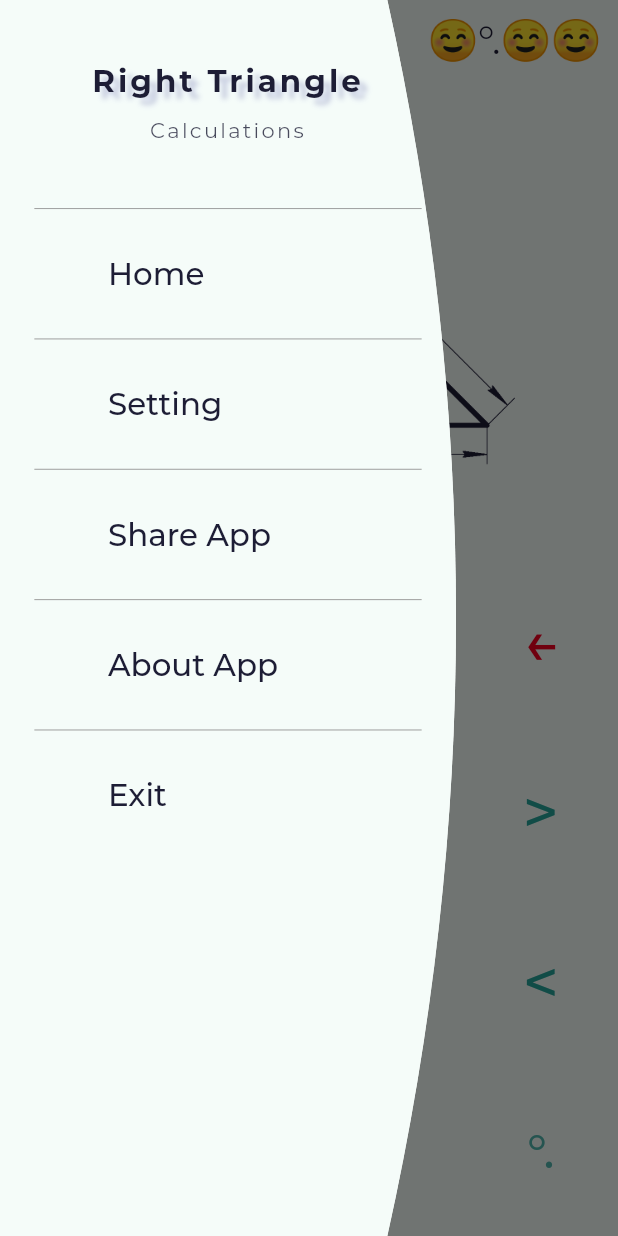
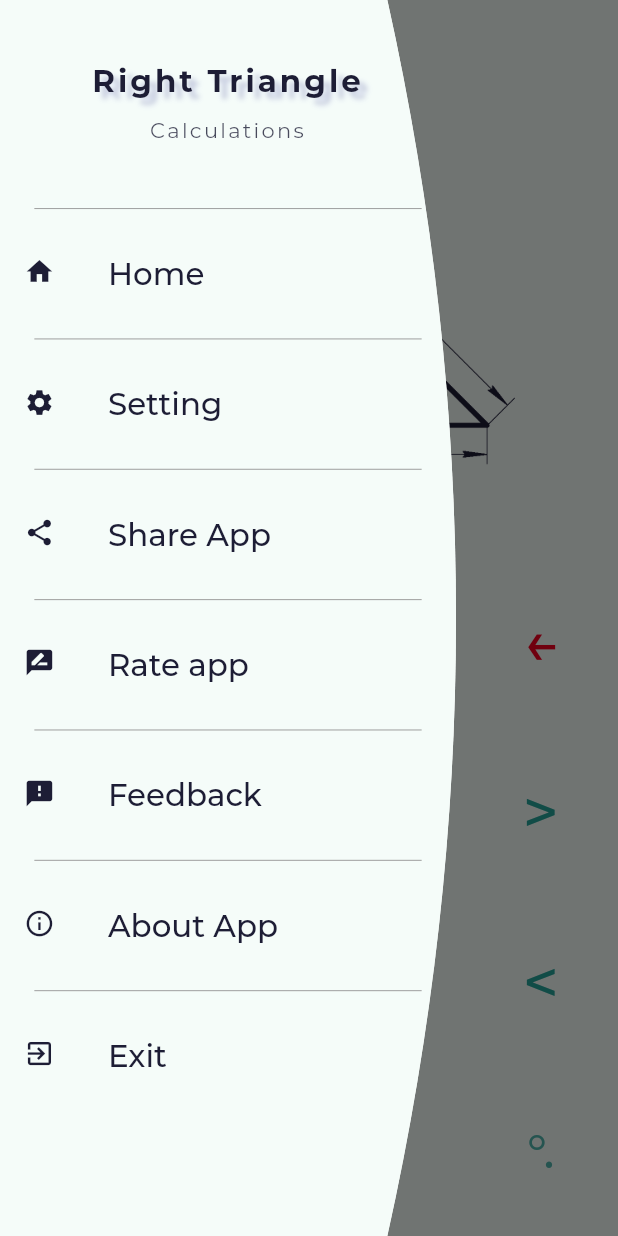
Before and after one commit to a-dev-mobile/calc_triangle, a Flutter app: the CalculatePage screen opened by its route, with the side drawer open, on a phone screen of 412 x 824 dp. Run offline on Flutter 3.47's test engine with Material 2 defaults, Android fonts, the phone set to English and light mode, and no system bars; our stand-ins replace flutter_screenutil, get, get_storage, google_mobile_ads, logger and 1 more; missing offline and left inert: dart:ffi; accounts and stored records are empty; network calls fail.

Commit message:
update drawer. add rate app and send email

```diff
--- a/lib/app/admob/ad_helper.dart
+++ b/lib/app/admob/ad_helper.dart
@@ -1,34 +1,20 @@
 import 'dart:io';
 
+import 'package:calc_triangle/app/constant/const_bool.dart';
+
 class AdHelper {
-//TODO заменить на свои
+
   static String get bannerAdUnitId {
     if (Platform.isAndroid) {
-      return 'ca-app-pub-3940256099942544/6300978111';
+      return ConstBool.isDebug
+          ? 'ca-app-pub-3940256099942544/6300978111' //test
+          : 'ca-app-pub-6155876762943258/4979500642';
     } else if (Platform.isIOS) {
-      return 'ca-app-pub-3940256099942544/2934735716';
+      return ConstBool.isDebug
+          ? 'ca-app-pub-3940256099942544/2934735716'//test
+          : 'ca-app-pub-6155876762943258/3399853330';
     } else {
       throw UnsupportedError('Unsupported platform');
     }
   }
-
-  static String get interstitialAdUnitId {
-    if (Platform.isAndroid) {
-      return "ca-app-pub-3940256099942544/1033173712";
-    } else if (Platform.isIOS) {
-      return "ca-app-pub-3940256099942544/4411468910";
-    } else {
-      throw UnsupportedError("Unsupported platform");
-    }
-  }
-
-  static String get rewardedAdUnitId {
-    if (Platform.isAndroid) {
-      return "ca-app-pub-3940256099942544/5224354917";
-    } else if (Platform.isIOS) {
-      return "ca-app-pub-3940256099942544/1712485313";
-    } else {
-      throw UnsupportedError("Unsupported platform");
-    }
-  }
 }
--- a/lib/app/constant/const_assets.dart
+++ b/lib/app/constant/const_assets.dart
@@ -5,8 +5,7 @@ abstract class ConstAssets {
   static const String righTriangleInfo =
       'assets/image/triangle/right_triangle_info.png';
 
-       static const String scaleneTriangleInfo =
-      'assets/image/triangle/scalene_triangle_info.png';
 
-  static const String welcomeImage = 'assets/image/welcome/welcome_app.png';
+
+
 }
--- /dev/null
+++ b/lib/app/constant/const_bool.dart
@@ -0,0 +1,6 @@
+abstract class ConstBool {
+
+  //TODO переключить
+  static const bool isDebug = true;
+
+}
--- a/lib/app/constant/const_string.dart
+++ b/lib/app/constant/const_string.dart
@@ -11,7 +11,8 @@ abstract class ConstString {
 
   static const String degConvert = "☺°.☺☺";
   static const String degMinSecConvert = "☺°☺′☺″";
-
+  static const String email = 'a.dev.mobile@gmail.com';
+//TODO замена
   static var playStoreUrl =
       'https://play.google.com/store/apps/details?id=com.webaddicted.movies4u';
 }
--- a/lib/app/controller/calculate/right_triangle_c.dart
+++ b/lib/app/controller/calculate/right_triangle_c.dart
@@ -517,7 +517,7 @@ class RightTriangleController extends GetxController {
     }
 
 //если гипотенуза меньше
-    if (cHypotenuseD <= aCathetD || cHypotenuseD <= bCathetD) {
+    if (cHypotenuseD < aCathetD || cHypotenuseD < bCathetD) {
       showSnack(TranslateHelper.messageHypotenuseGreaterCathetus);
 
       return;
--- a/lib/app/translations/languages/en.dart
+++ b/lib/app/translations/languages/en.dart
@@ -3,7 +3,9 @@ Map<String, String> en = {
   'app_name': 'Right Triangle',
   'app_name_sub': 'Calculations',
   'enter_2_parameters': 'Enter 2 parameters',
-  'enter_1_parameters': 'Enter 1 parameters',
+  'enter_1_parameters': 'Enter 1 parameter',
+  'rate_app': 'Rate app',
+  'feedback': 'Feedback',
 
   'launch': 'Start',
   'setting_first_launch': 'Setting up for the first launch',
@@ -14,7 +16,7 @@ Map<String, String> en = {
   'share_details': 'See the application of the calculation of Right Triangles',
   'exit': 'Exit',
   'exit_warning': 'Are you sure you want to exit app?',
-  'warning': 'Warning!',
+  'warning': 'Attention!',
   'yes': 'Yes',
   'no': 'No',
   'language': 'Language',
--- a/lib/app/translations/languages/ru.dart
+++ b/lib/app/translations/languages/ru.dart
@@ -1,9 +1,11 @@
 Map<String, String> ru = {
   'app_name': 'Прямоугольный треугольник',
   'app_name_sub': 'Расчет',
-  'enter_2_parameters': 'Введите любые 2 параметра',
+  'enter_2_parameters': 'Введите 2 параметра',
+'enter_1_parameters': 'Введите 1 параметр',
   'about': 'О приложении',
-
+  'rate_app': 'Оценить',
+  'feedback': 'Обратная связь',
   'launch': 'Start',
   'setting_first_launch': 'Настройки первого запуска',
   'setting': 'Настройки',
@@ -12,10 +14,10 @@ Map<String, String> ru = {
   'share_details': 'Посмотрите приложение расчета прямоугольных треугольников',
   'exit': 'Выход',
   'exit_warning': 'Вы уверены, что хотите выйти из приложения?',
-  'warning': 'Предупреждение!',
+  'warning': 'Внимание!',
   'yes': 'Да',
   'no': 'Нет',
-  'language': 'Язык',
+    'language': 'Язык',
   'language_en': 'English',
   'language_ru': 'Russian',
   'show_startup_screen': 'Показать начальный экран',
--- a/lib/app/translations/translate_helper.dart
+++ b/lib/app/translations/translate_helper.dart
@@ -31,6 +31,8 @@ class TranslateHelper {
   static String get warning => 'warning'.tr;
   static String get yes => 'yes'.tr;
   static String get no => 'no'.tr;
+  static String get rateApp => 'rate_app'.tr;
+  static String get feedback => 'feedback'.tr;
 
   static String get showStartupScreen => 'show_startup_screen'.tr;
   static String get languageEn => 'language_en'.tr;
--- a/lib/app/ui/theme/app_style.dart
+++ b/lib/app/ui/theme/app_style.dart
@@ -39,7 +39,7 @@ abstract class AppStyleDrawer {
 
   static double iconSize = 20.sp;
   static Color iconColor(BuildContext context) {
-    return AppColors.content(context);
+    return AppColors.contentRevers(context);
   }
 }
 
--- a/lib/app/ui/widgets/drawer/drawer_w.dart
+++ b/lib/app/ui/widgets/drawer/drawer_w.dart
@@ -1,3 +1,4 @@
+import 'package:calc_triangle/app/constant/const_assets.dart';
 import 'package:calc_triangle/app/constant/const_string.dart';
 import 'package:calc_triangle/app/routes/app_routes.dart';
 import 'package:calc_triangle/app/translations/translate_helper.dart';
@@ -11,6 +12,7 @@ import 'package:flutter/material.dart';
 import 'package:flutter_screenutil/flutter_screenutil.dart';
 import 'package:get/get.dart';
 import 'package:share/share.dart';
+import 'package:url_launcher/url_launcher.dart';
 
 class DrawerWidget extends StatefulWidget {
   const DrawerWidget({
@@ -86,6 +88,24 @@ class _DrawerWidgetState extends State<DrawerWidget> {
                   AppWidgets.dividerDrawer(),
                   DrawerRow(
                       onTap: () {
+                        launchURL();
+                      },
+                      icon: Icons.rate_review,
+                      msg: TranslateHelper.rateApp),
+
+                  AppWidgets.dividerDrawer(),
+
+                  DrawerRow(
+                      onTap: () {
+                        launch(emailLaunchUri.toString());
+                      },
+                      icon: Icons.feedback,
+                      msg: TranslateHelper.feedback),
+
+                  AppWidgets.dividerDrawer(),
+
+                  DrawerRow(
+                      onTap: () {
                         Get.defaultDialog(
                             title: TranslateHelper.about,
                             backgroundColor: AppColors.content(context),
@@ -111,6 +131,7 @@ get_storage: ^2.0.3
 logger: ^1.1.0
 google_mobile_ads: ^0.13.4
 share: ^2.0.4
+url_launcher: ^6.0.10
 ''',
                                     style: AppStyleText.subText(context),
                                   ),
@@ -137,6 +158,24 @@ share: ^2.0.4
     );
   }
 }
+
+String? encodeQueryParameters(Map<String, String> params) {
+  return params.entries
+      .map((e) =>
+          '${Uri.encodeComponent(e.key)}=${Uri.encodeComponent(e.value)}')
+      .join('&');
+}
+
+final Uri emailLaunchUri = Uri(
+  scheme: 'mailto',
+  path: ConstString.email,
+  query: encodeQueryParameters(<String, String>{
+    'subject': '${TranslateHelper.feedback} -> ${TranslateHelper.appName}'
+  }),
+);
+void launchURL() async => await canLaunch(ConstString.playStoreUrl)
+    ? await launch(ConstString.playStoreUrl)
+    : throw 'Could not launch ${ConstString.playStoreUrl}';
 
 class DrawerRow extends StatelessWidget {
   const DrawerRow({
--- a/lib/app/ui/widgets/right_triangle/right_triangle_input_w.dart
+++ b/lib/app/ui/widgets/right_triangle/right_triangle_input_w.dart
@@ -70,12 +70,12 @@ class RightTriangleInputWidget extends StatelessWidget {
               ],
             ),
             DrawerIconWidget(globalkey: _globalKey),
-            Obx(() {
-              c.isDeg.value
-                  ? textConvert = ConstString.degConvert
-                  : textConvert = ConstString.degMinSecConvert;
-              return Positioned(top: 10.h, right: 10.w, child: Text(textConvert,style: AppStyleText.convertText(context),));
-            })
+            // Obx(() {
+            //   c.isDeg.value
+            //       ? textConvert = ConstString.degConvert
+            //       : textConvert = ConstString.degMinSecConvert;
+            //   return Positioned(top: 10.h, right: 10.w, child: Text(textConvert,style: AppStyleText.convertText(context),));
+            // })
           ],
         ),
       ),
--- a/pubspec.yaml
+++ b/pubspec.yaml
@@ -42,6 +42,7 @@ dependencies:
   logger: ^1.1.0
   google_mobile_ads: ^0.13.4
   share: ^2.0.4
+  url_launcher: ^6.0.10
 
 
 dev_dependencies:
@@ -68,8 +69,7 @@ flutter:
 
   # To add assets to your application, add an assets section, like this:
   assets:
-    - assets/
-    - assets/image/welcome/
+
     - assets/image/triangle/
 
   #   - images/a_dot_ham.jpeg
```
Also changed, not shown: pubspec.lock, 5 other files.
